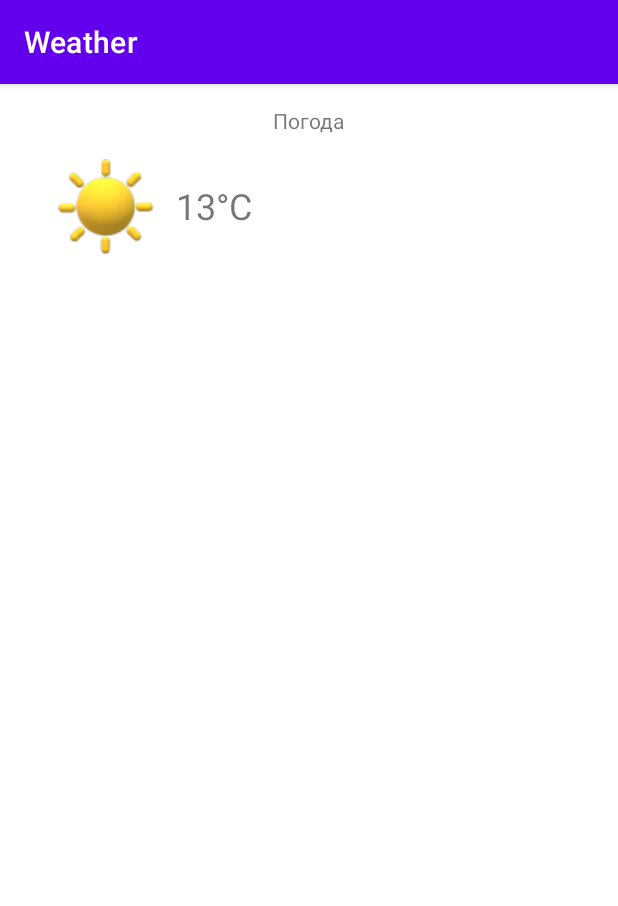
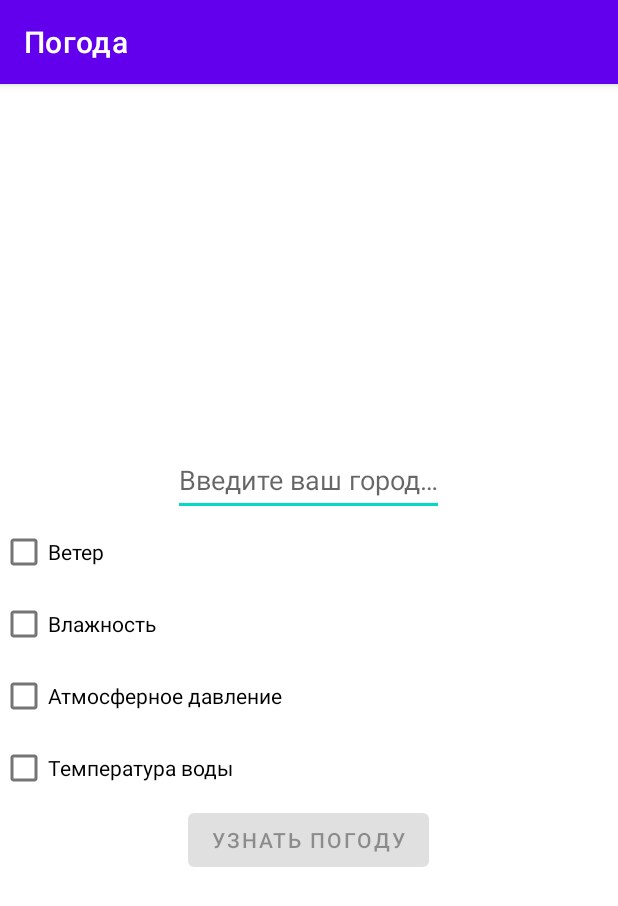
Before and after one commit to KochevniKXXI/Weather, an Android app: the screen it shows after launch (MainActivity before the commit, FirstSettings after it), on a phone screen of 412 x 824 dp. Shown: the top 906 px of the screen. Run offline under Robolectric (Android 15) with nearby library versions, the phone set to English and light mode, and no system bars.

Commit message:
Добавлен экран первоначальных настроек города и опций

```diff
--- a/app/src/main/AndroidManifest.xml
+++ b/app/src/main/AndroidManifest.xml
@@ -14,7 +14,10 @@
         android:theme="@style/Theme.Weather"
         tools:targetApi="31">
         <activity
-            android:name=".MainActivity"
+            android:name=".TheWeather"
+            android:exported="false" />
+        <activity
+            android:name=".FirstSettings"
             android:exported="true">
             <intent-filter>
                 <action android:name="android.intent.action.MAIN" />
--- /dev/null
+++ b/app/src/main/java/ru/nomad/weather/FirstSettings.java
@@ -0,0 +1,65 @@
+package ru.nomad.weather;
+
+import androidx.appcompat.app.AppCompatActivity;
+
+import android.content.Intent;
+import android.os.Bundle;
+import android.text.Editable;
+import android.text.TextWatcher;
+import android.widget.Button;
+import android.widget.CheckBox;
+import android.widget.EditText;
+
+public class FirstSettings extends AppCompatActivity {
+
+    public static final String CITY = "city";
+    public static final String CHECK_WIND = "check_wind";
+    public static final String CHECK_HUMIDITY = "check_humidity";
+    public static final String CHECK_PRESSURE = "check_pressure";
+    public static final String CHECK_WATER = "check_water";
+
+    @Override
+    protected void onCreate(Bundle savedInstanceState) {
+        super.onCreate(savedInstanceState);
+        setContentView(R.layout.first_settings);
+
+        final Button button = findViewById(R.id.check_the_weather);
+        final EditText editText = findViewById(R.id.edit_city);
+        final CheckBox[] checkBoxes = {findViewById(R.id.check_wind),
+                findViewById(R.id.check_humidity),
+                findViewById(R.id.check_pressure),
+                findViewById(R.id.check_water)
+        };
+
+        editText.addTextChangedListener(new TextWatcher() {
+            @Override
+            public void beforeTextChanged(CharSequence s, int start, int count, int after) {
+
+            }
+
+            @Override
+            public void onTextChanged(CharSequence s, int start, int before, int count) {
+
+            }
+
+            @Override
+            public void afterTextChanged(Editable s) {
+                if (s.toString().trim().length() > 0) {
+                    button.setEnabled(!s.toString().isEmpty());
+                } else {
+                    button.setEnabled(false);
+                }
+            }
+        });
+
+        button.setOnClickListener(v -> {
+            Intent intent = new Intent(this, TheWeather.class);
+            intent.putExtra(CITY, editText.getText().toString().trim());
+            intent.putExtra(CHECK_WIND, checkBoxes[0].isChecked());
+            intent.putExtra(CHECK_HUMIDITY, checkBoxes[1].isChecked());
+            intent.putExtra(CHECK_PRESSURE, checkBoxes[2].isChecked());
+            intent.putExtra(CHECK_WATER, checkBoxes[3].isChecked());
+            startActivity(intent);
+        });
+    }
+}
--- a/app/src/main/java/ru/nomad/weather/MainActivity.java
+++ /dev/null
@@ -1,14 +0,0 @@
-package ru.nomad.weather;
-
-import androidx.appcompat.app.AppCompatActivity;
-
-import android.os.Bundle;
-
-public class MainActivity extends AppCompatActivity {
-
-    @Override
-    protected void onCreate(Bundle savedInstanceState) {
-        super.onCreate(savedInstanceState);
-        setContentView(R.layout.activity_main);
-    }
-}
--- a/app/src/main/res/layout/activity_main.xml
+++ /dev/null
@@ -1,44 +0,0 @@
-<?xml version="1.0" encoding="utf-8"?>
-<androidx.constraintlayout.widget.ConstraintLayout xmlns:android="http://schemas.android.com/apk/res/android"
-    xmlns:app="http://schemas.android.com/apk/res-auto"
-    xmlns:tools="http://schemas.android.com/tools"
-    android:layout_width="match_parent"
-    android:layout_height="match_parent"
-    tools:context=".MainActivity">
-
-    <TextView
-        android:layout_width="wrap_content"
-        android:layout_height="wrap_content"
-        android:text="@string/current_weather"
-        app:layout_constraintBottom_toBottomOf="parent"
-        app:layout_constraintEnd_toEndOf="parent"
-        app:layout_constraintStart_toStartOf="parent"
-        app:layout_constraintTop_toTopOf="parent"
-        app:layout_constraintVertical_bias="0.020" />
-
-    <ImageView
-        android:id="@+id/imageView"
-        android:layout_width="wrap_content"
-        android:layout_height="wrap_content"
-        app:layout_constraintBottom_toBottomOf="parent"
-        app:layout_constraintEnd_toEndOf="parent"
-        app:layout_constraintHorizontal_bias="0.112"
-        app:layout_constraintStart_toStartOf="parent"
-        app:layout_constraintTop_toTopOf="parent"
-        app:layout_constraintVertical_bias="0.071"
-        app:srcCompat="@drawable/sun" />
-
-    <TextView
-        android:id="@+id/textView"
-        android:layout_width="wrap_content"
-        android:layout_height="wrap_content"
-        android:textSize="24sp"
-        android:text="@string/temperature"
-        app:layout_constraintBottom_toBottomOf="parent"
-        app:layout_constraintEnd_toEndOf="parent"
-        app:layout_constraintHorizontal_bias="0.324"
-        app:layout_constraintStart_toStartOf="parent"
-        app:layout_constraintTop_toTopOf="parent"
-        app:layout_constraintVertical_bias="0.088" />
-
-</androidx.constraintlayout.widget.ConstraintLayout>
--- /dev/null
+++ b/app/src/main/res/layout/first_settings.xml
@@ -0,0 +1,56 @@
+<?xml version="1.0" encoding="utf-8"?>
+<LinearLayout
+    xmlns:android="http://schemas.android.com/apk/res/android"
+    xmlns:tools="http://schemas.android.com/tools"
+    android:layout_width="match_parent"
+    android:layout_height="match_parent"
+    android:orientation="vertical"
+    android:gravity="center"
+    tools:context=".FirstSettings">
+
+    <EditText
+        android:id="@+id/edit_city"
+        android:layout_width="wrap_content"
+        android:layout_height="wrap_content"
+        android:hint="@string/input_city"
+        android:inputType="textPersonName"
+        android:minHeight="48dp" />
+
+    <LinearLayout
+        android:id="@+id/options"
+        android:layout_width="match_parent"
+        android:layout_height="wrap_content"
+        android:orientation="vertical">
+
+        <CheckBox
+            android:id="@+id/check_wind"
+            android:layout_width="wrap_content"
+            android:layout_height="wrap_content"
+            android:text="@string/check_wind" />
+
+        <CheckBox
+            android:id="@+id/check_humidity"
+            android:layout_width="wrap_content"
+            android:layout_height="wrap_content"
+            android:text="@string/check_humidity" />
+
+        <CheckBox
+            android:id="@+id/check_pressure"
+            android:layout_width="wrap_content"
+            android:layout_height="wrap_content"
+            android:text="@string/check_pressure" />
+
+        <CheckBox
+            android:id="@+id/check_water"
+            android:layout_width="wrap_content"
+            android:layout_height="wrap_content"
+            android:text="@string/check_water" />
+    </LinearLayout>
+
+    <Button
+        android:id="@+id/check_the_weather"
+        android:layout_width="wrap_content"
+        android:layout_height="wrap_content"
+        android:text="@string/check_the_weather"
+        android:enabled="false" />
+</LinearLayout>
--- a/app/src/main/res/values/strings.xml
+++ b/app/src/main/res/values/strings.xml
@@ -1,5 +1,15 @@
 <resources>
-    <string name="app_name">Weather</string>
-    <string name="current_weather">Погода</string>
-    <string name="temperature">13°C</string>
+    <string name="app_name">Погода</string>
+    <string name="temperature">+21°C</string>
+    <string name="input_city">Введите ваш город…</string>
+    <string name="check_the_weather">Узнать погоду</string>
+    <string name="text_weather">ЯСНО</string>
+    <string name="wind">Ветер: С-В 10 м/с</string>
+    <string name="humidity">Влажность: 40%</string>
+    <string name="pressure">Атмосферное давление: 713 мм рт. ст.</string>
+    <string name="water">Температура воды: +13°C</string>
+    <string name="check_wind">Ветер</string>
+    <string name="check_humidity">Влажность</string>
+    <string name="check_pressure">Атмосферное давление</string>
+    <string name="check_water">Температура воды</string>
 </resources>
```
Also changed, not shown: app/src/main/java/ru/nomad/weather/TheWeather.java (added, +37 -0 lines), app/src/main/res/layout/the_weather.xml (added, +63 -0 lines).
